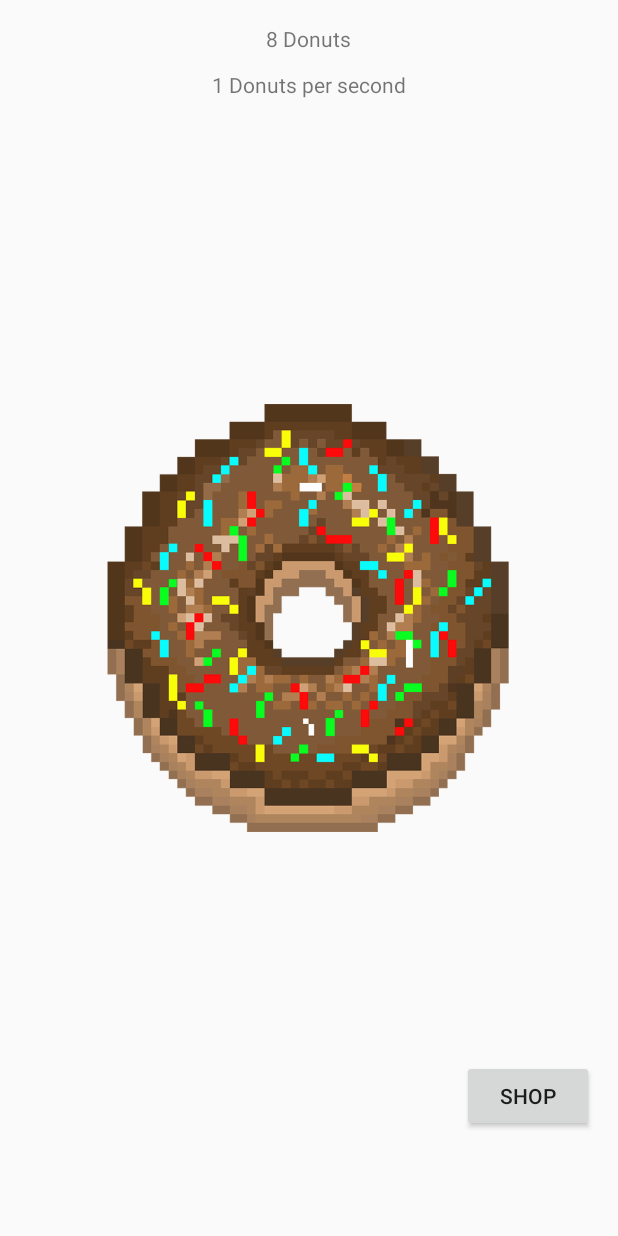
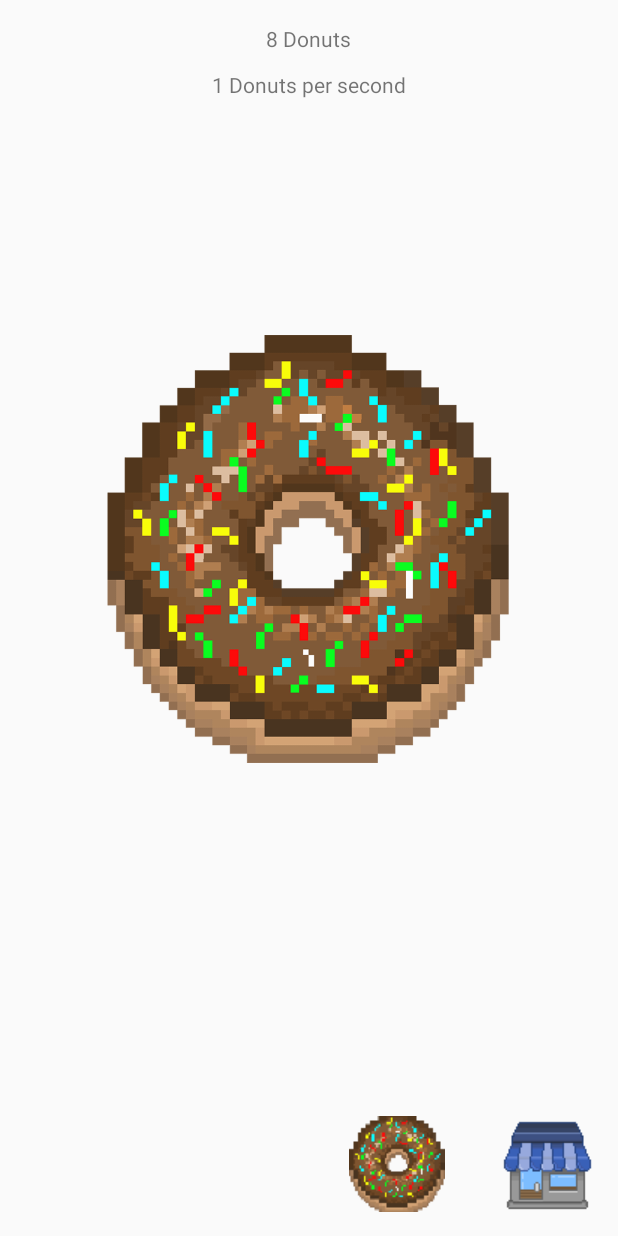
Before and after one commit to dingloid/Clicker-2, an Android app: the screen it shows after launch (MainActivity), on a phone screen of 412 x 824 dp. Run offline under Robolectric (Android 15) with nearby library versions, the light colour scheme and no system bars.

Commit message:
Shop update

```diff
--- a/app/src/main/java/ohpiestudio/clicker2/MainActivity.java
+++ b/app/src/main/java/ohpiestudio/clicker2/MainActivity.java
@@ -14,6 +14,7 @@ import android.widget.Button;
 import android.widget.ImageView;
 import android.widget.TextView;
 import ohpiestudio.clicker2.Screens.Shop;
+import ohpiestudio.clicker2.Screens.SkinShop;
 
 public class MainActivity extends AppCompatActivity {
     //Variables
@@ -46,7 +47,8 @@ public class MainActivity extends AppCompatActivity {
         final ImageView donut = (ImageView) findViewById(R.id.donut);
         donutAmountText = (TextView) findViewById(R.id.donutAmountText);
         donutPerSecondText = (TextView) findViewById(R.id.donutPerSecondText);
-        Button toShop = (Button) findViewById(R.id.button);
+        ImageView toShop = (ImageView) findViewById(R.id.toShop);
+        ImageView toSkinShop = (ImageView) findViewById(R.id.toSkinShop);
 
         //Load Values
         setDonutPerSecond(String.valueOf(donutPerSecond) + " " + getString(R.string.dps));
@@ -108,6 +110,16 @@ public class MainActivity extends AppCompatActivity {
                 startActivityForResult(i, 1);
             }
         });
+
+        toSkinShop.setOnClickListener(new View.OnClickListener() {
+            @Override
+            public void onClick(View view) {
+                Intent i = new Intent(getApplicationContext(), SkinShop.class);
+                i.putExtra("donutAmount", donutAmount);
+                timer.cancel();
+                startActivityForResult(i, 1);
+            }
+        });
     }//End onStart
 
     @Override
--- a/app/src/main/res/layout/activity_main.xml
+++ b/app/src/main/res/layout/activity_main.xml
@@ -11,17 +11,6 @@
     android:paddingTop="@dimen/activity_vertical_margin"
     tools:context="ohpiestudio.clicker2.MainActivity">
 
-
-    <ImageView
-        android:layout_width="wrap_content"
-        android:layout_height="wrap_content"
-        app:srcCompat="@drawable/donut"
-        android:layout_centerVertical="true"
-        android:layout_centerHorizontal="true"
-        android:id="@+id/donut"
-        android:scaleX=".75"
-        android:scaleY=".75"
-        tools:ignore="ContentDescription" />
 
     <TextView
         android:text="0"
@@ -40,13 +29,35 @@
         android:layout_centerHorizontal="true"
         android:id="@+id/donutPerSecondText" />
 
-    <Button
+
+    <ImageView
+        android:layout_width="wrap_content"
+        android:layout_height="wrap_content"
+        app:srcCompat="@drawable/donut"
+        android:id="@+id/donut"
+        android:scaleX=".75"
+        android:scaleY=".75"
+        tools:ignore="ContentDescription"
+        android:layout_alignParentTop="true"
+        android:layout_alignParentStart="true" />
+
+    <ImageView
         android:text="Shop"
         android:layout_width="wrap_content"
         android:layout_height="wrap_content"
-        android:id="@+id/button"
+        android:id="@+id/toShop"
+        android:src="@drawable/shopico"
         android:layout_alignParentBottom="true"
-        android:layout_alignParentEnd="true"
-        android:layout_marginBottom="53dp" />
+        android:layout_alignParentEnd="true" />
+
+    <ImageView
+        android:text="Shop"
+        android:layout_width="wrap_content"
+        android:layout_height="wrap_content"
+        android:id="@+id/toSkinShop"
+        android:src="@drawable/defaultdonutico"
+        android:layout_alignParentBottom="true"
+        android:layout_toStartOf="@+id/toShop"
+        android:layout_marginEnd="35dp" />
 
 </RelativeLayout>
```
Also changed, not shown: app/src/main/java/ohpiestudio/clicker2/Adapter/SkinsAdapter.java (+10 -7 lines), app/src/main/java/ohpiestudio/clicker2/Screens/SkinShop.java (+81 -5 lines), app/src/main/java/ohpiestudio/clicker2/Upgrades/Skins.java (+11 -1 lines), app/src/main/res/layout/list_layout_skins.xml (added, +58 -0 lines), app/src/main/res/drawable/cookieico.png (added), app/src/main/res/drawable/defaultdonutico.png (added), app/src/main/res/drawable/pinkdonutico.png (added), app/src/main/res/drawable/shopico.png (added).
